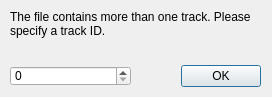
Qt form gui/dialog_trackid.ui (Eggeling-Lab-Microscope-Software/TRAIT2D) before a commit.
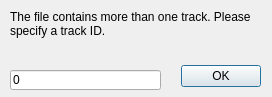
The same form after that commit.

Commit message:
added import dialog
The new dialog allows setting the columns of the imported .csv file

What changed in the file:
```diff
--- a/gui/dialog_trackid.ui
+++ b/gui/dialog_trackid.ui
@@ -51,17 +51,17 @@
     <bool>true</bool>
    </property>
   </widget>
-  <widget class="QSpinBox" name="spinBoxId">
+  <widget class="QLineEdit" name="lineEditId">
    <property name="geometry">
     <rect>
      <x>10</x>
-     <y>66</y>
-     <width>121</width>
+     <y>70</y>
+     <width>151</width>
      <height>20</height>
     </rect>
    </property>
-   <property name="value">
-    <number>0</number>
+   <property name="text">
+    <string>0</string>
    </property>
   </widget>
  </widget>
```
The commit also changes 4 other files.
